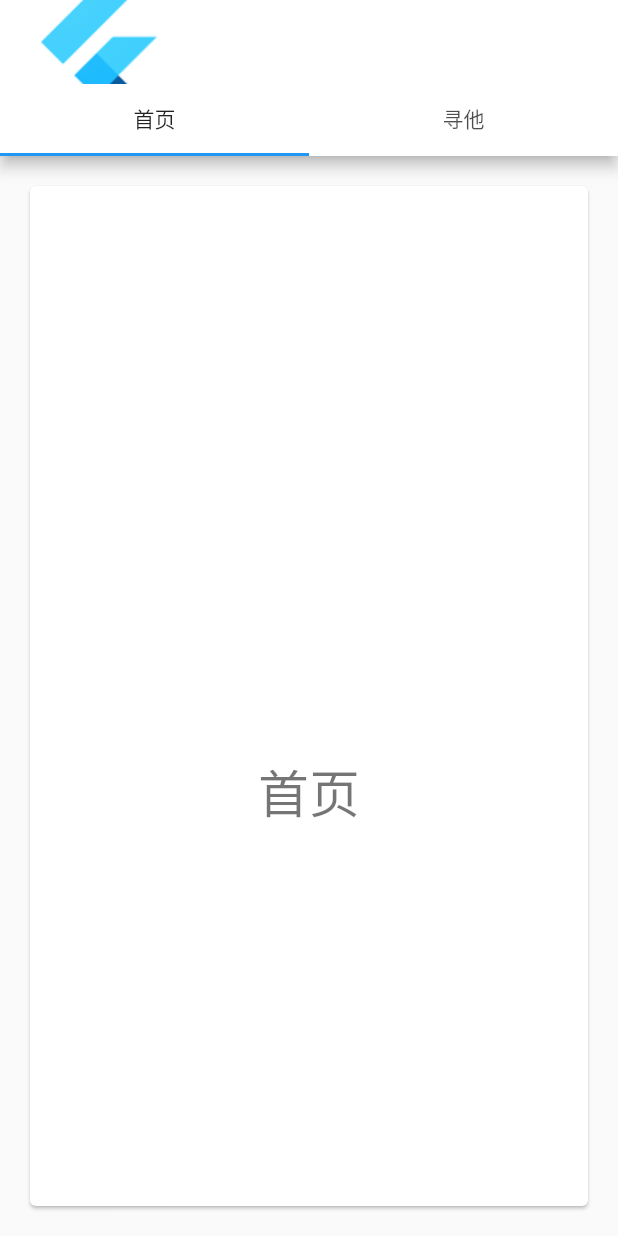
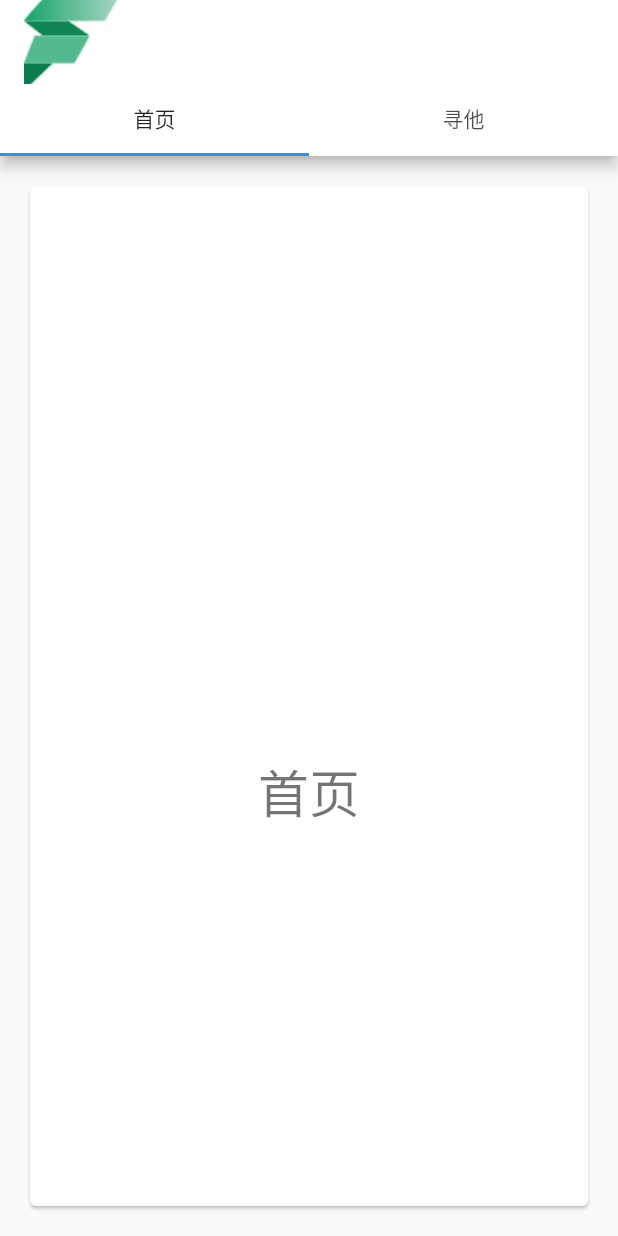
Before and after one commit to bigzhu/follow_center_app, a Flutter app: the screen it shows after launch, on a phone screen of 412 x 824 dp. Run offline on Flutter 3.47's test engine with Material 2 defaults, Android fonts, the phone set to English and light mode, and no system bars.

Commit message:
显示图标, 不支持 svg

```diff
--- a/lib/main.dart
+++ b/lib/main.dart
@@ -20,7 +20,7 @@ class TabbedAppBarSample extends StatelessWidget {
                     // backgroundColor: Colors.white,
                     // title: const Text('Follow Center'),
                     title: Row(children: [
-                      Image.asset('assets/icon.png', fit: BoxFit.cover, alignment: Alignment.centerLeft)
+                      Image.asset('assets/logo.png', fit: BoxFit.cover, alignment: Alignment.centerLeft)
                     ]),
                     bottom: TabBar(
                         isScrollable: false,
--- a/pubspec.yaml
+++ b/pubspec.yaml
@@ -38,7 +38,7 @@ flutter:
 
   # To add assets to your application, add an assets section, like this:
   assets:
-    - assets/icon.png
+    - assets/logo.png
   #  - images/a_dot_ham.jpeg
 
   # An image asset can refer to one or more resolution-specific "variants", see
```
Also changed, not shown: assets/icon.png (deleted), assets/logo.png (added), assets/quasar-logo-full.svg (deleted), 1 other file.
